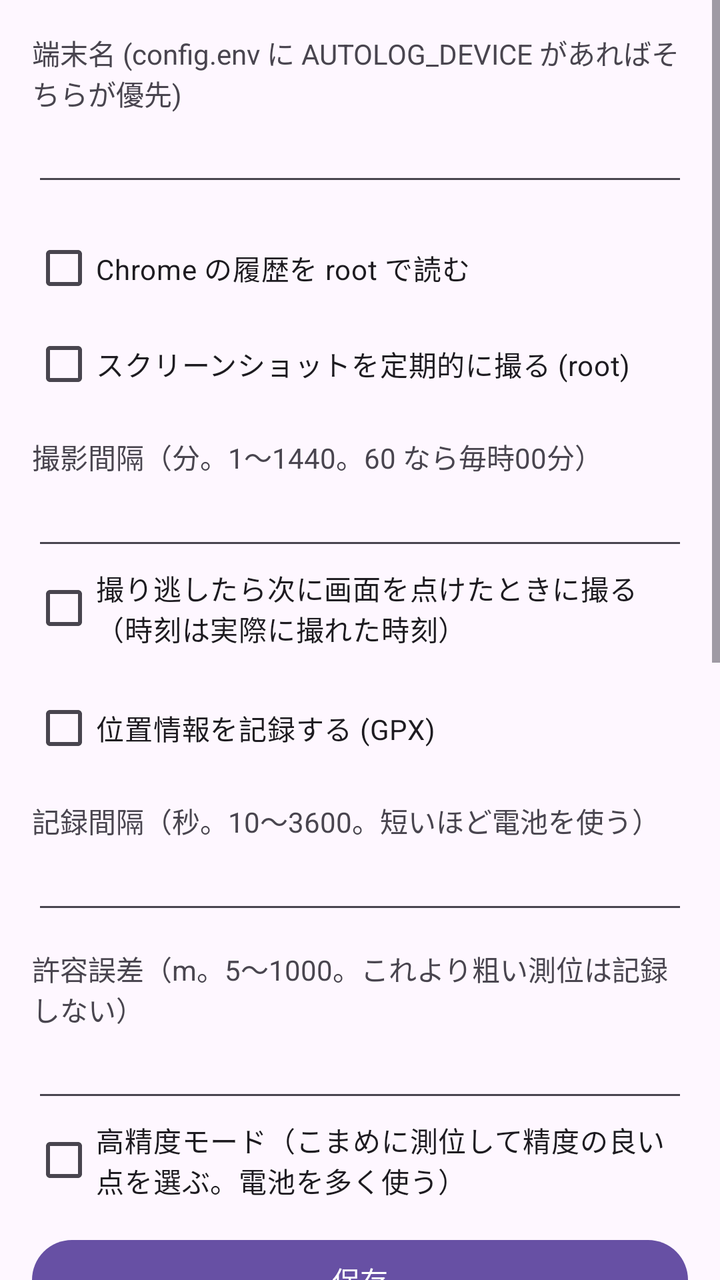
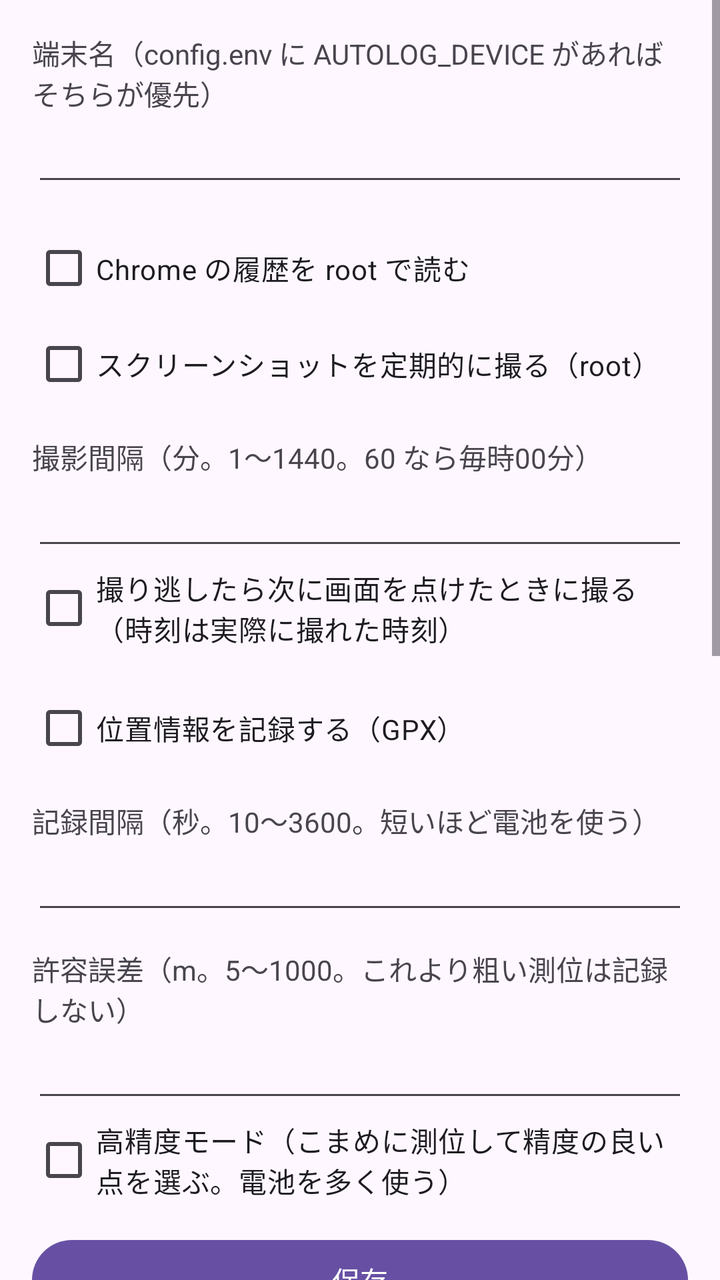

The first picture is an Android layout as it rendered before a commit; the second is the same layout after the commit. The layout source and the unified diff follow.
<!-- AndroidManifest.xml: application theme Theme.Material3.DayNight -->
<!-- res/layout/activity_main.xml -->
<?xml version="1.0" encoding="utf-8"?>
<ScrollView xmlns:android="http://schemas.android.com/apk/res/android"
    android:id="@+id/root_scroll"
    android:layout_width="match_parent"
    android:layout_height="match_parent">

    <LinearLayout
        android:id="@+id/content"
        android:layout_width="match_parent"
        android:layout_height="wrap_content"
        android:orientation="vertical"
        android:padding="16dp">

        <TextView
            android:layout_width="match_parent"
            android:layout_height="wrap_content"
            android:text="@string/label_device" />

        <EditText
            android:id="@+id/device"
            android:layout_width="match_parent"
            android:layout_height="wrap_content"
            android:autofillHints=""
            android:inputType="text" />

        <CheckBox
            android:id="@+id/read_chrome_history"
            android:layout_width="match_parent"
            android:layout_height="wrap_content"
            android:layout_marginTop="12dp"
            android:text="@string/label_read_chrome_history" />

        <CheckBox
            android:id="@+id/capture_screenshots"
            android:layout_width="match_parent"
            android:layout_height="wrap_content"
            android:text="@string/label_capture_screenshots" />

        <TextView
            android:layout_width="match_parent"
            android:layout_height="wrap_content"
            android:layout_marginTop="12dp"
            android:text="@string/label_screenshot_interval" />

        <EditText
            android:id="@+id/screenshot_interval"
            android:layout_width="match_parent"
            android:layout_height="wrap_content"
            android:autofillHints=""
            android:inputType="number" />

        <CheckBox
            android:id="@+id/capture_on_unlock"
            android:layout_width="match_parent"
            android:layout_height="wrap_content"
            android:text="@string/label_capture_on_unlock" />

        <CheckBox
            android:id="@+id/record_location"
            android:layout_width="match_parent"
            android:layout_height="wrap_content"
            android:layout_marginTop="12dp"
            android:text="@string/label_record_location" />

        <TextView
            android:layout_width="match_parent"
            android:layout_height="wrap_content"
            android:layout_marginTop="12dp"
            android:text="@string/label_location_interval" />

        <EditText
            android:id="@+id/location_interval"
            android:layout_width="match_parent"
            android:layout_height="wrap_content"
            android:autofillHints=""
            android:inputType="number" />

        <TextView
            android:layout_width="match_parent"
            android:layout_height="wrap_content"
            android:layout_marginTop="12dp"
            android:text="@string/label_location_accuracy" />

        <EditText
            android:id="@+id/location_accuracy"
            android:layout_width="match_parent"
            android:layout_height="wrap_content"
            android:autofillHints=""
            android:inputType="number" />

        <CheckBox
            android:id="@+id/high_accuracy_mode"
            android:layout_width="match_parent"
            android:layout_height="wrap_content"
            android:text="@string/label_high_accuracy_mode" />

        <Button
            android:id="@+id/save"
            android:layout_width="match_parent"
            android:layout_height="wrap_content"
            android:layout_marginTop="12dp"
            android:text="@string/action_save" />

        <Button
            android:id="@+id/start"
            android:layout_width="match_parent"
            android:layout_height="wrap_content"
            android:text="@string/action_start" />

        <Button
            android:id="@+id/stop"
            android:layout_width="match_parent"
            android:layout_height="wrap_content"
            android:text="@string/action_stop" />

        <Button
            android:id="@+id/export_now"
            android:layout_width="match_parent"
            android:layout_height="wrap_content"
            android:text="@string/action_export_now" />

        <TextView
            android:id="@+id/status"
            android:layout_width="match_parent"
            android:layout_height="wrap_content"
            android:layout_marginTop="16dp"
            android:fontFamily="monospace" />

        <Button
            android:id="@+id/permission_storage"
            android:layout_width="match_parent"
            android:layout_height="wrap_content"
            android:layout_marginTop="16dp"
            android:text="@string/permission_storage" />

        <Button
            android:id="@+id/permission_usage"
            android:layout_width="match_parent"
            android:layout_height="wrap_content"
            android:text="@string/permission_usage" />

        <Button
            android:id="@+id/permission_notification"
            android:layout_width="match_parent"
            android:layout_height="wrap_content"
            android:text="@string/permission_notification" />

        <Button
            android:id="@+id/permission_accessibility"
            android:layout_width="match_parent"
            android:layout_height="wrap_content"
            android:text="@string/permission_accessibility" />

        <Button
            android:id="@+id/permission_location"
            android:layout_width="match_parent"
            android:layout_height="wrap_content"
            android:text="@string/permission_location" />

        <Button
            android:id="@+id/permission_background_location"
            android:layout_width="match_parent"
            android:layout_height="wrap_content"
            android:text="@string/permission_background_location" />

        <Button
            android:id="@+id/permission_battery"
            android:layout_width="match_parent"
            android:layout_height="wrap_content"
            android:text="@string/permission_battery" />
    </LinearLayout>
</ScrollView>
<!-- resources referenced by this layout -->
<resources>
  <string name="action_export_now">今すぐ書き出し</string>
  <string name="action_save">保存</string>
  <string name="action_start">収集を開始</string>
  <string name="action_stop">収集を停止</string>
  <string name="label_capture_on_unlock">撮り逃したら次に画面を点けたときに撮る（時刻は実際に撮れた時刻）</string>
  <string name="label_capture_screenshots">スクリーンショットを定期的に撮る (root)</string>
  <string name="label_device">端末名 (config.env に AUTOLOG_DEVICE があればそちらが優先)</string>
  <string name="label_high_accuracy_mode">高精度モード（こまめに測位して精度の良い点を選ぶ。電池を多く使う）</string>
  <string name="label_location_accuracy">許容誤差（m。5〜1000。これより粗い測位は記録しない）</string>
  <string name="label_location_interval">記録間隔（秒。10〜3600。短いほど電池を使う）</string>
  <string name="label_read_chrome_history">Chrome の履歴を root で読む</string>
  <string name="label_record_location">位置情報を記録する (GPX)</string>
  <string name="label_screenshot_interval">撮影間隔（分。1〜1440。60 なら毎時00分）</string>
  <string name="permission_accessibility">ユーザー補助を許可</string>
  <string name="permission_background_location">位置情報を「常に許可」にする (GPX に必要)</string>
  <string name="permission_battery">バッテリー最適化の対象外にする</string>
  <string name="permission_location">位置情報を許可 (Wi-Fi の SSID に必要)</string>
  <string name="permission_notification">通知へのアクセスを許可</string>
  <string name="permission_storage">全ファイルアクセスを許可 (書き出しに必要)</string>
  <string name="permission_usage">使用状況へのアクセスを許可</string>
</resources>

<!-- the commit's change to res/layout/activity_main.xml (unified diff, before → after) -->
@@ -11,16 +11,18 @@
         android:orientation="vertical"
         android:padding="16dp">
 
+        
         <TextView
             android:layout_width="match_parent"
             android:layout_height="wrap_content"
+            android:labelFor="@+id/device"
             android:text="@string/label_device" />
 
         <EditText
             android:id="@+id/device"
             android:layout_width="match_parent"
             android:layout_height="wrap_content"
-            android:autofillHints=""
+            android:importantForAutofill="no"
             android:inputType="text" />
 
         <CheckBox
@@ -40,13 +42,14 @@
             android:layout_width="match_parent"
             android:layout_height="wrap_content"
             android:layout_marginTop="12dp"
+            android:labelFor="@+id/screenshot_interval"
             android:text="@string/label_screenshot_interval" />
 
         <EditText
             android:id="@+id/screenshot_interval"
             android:layout_width="match_parent"
             android:layout_height="wrap_content"
-            android:autofillHints=""
+            android:importantForAutofill="no"
             android:inputType="number" />
 
         <CheckBox
@@ -66,26 +69,28 @@
             android:layout_width="match_parent"
             android:layout_height="wrap_content"
             android:layout_marginTop="12dp"
+            android:labelFor="@+id/location_interval"
             android:text="@string/label_location_interval" />
 
         <EditText
             android:id="@+id/location_interval"
             android:layout_width="match_parent"
             android:layout_height="wrap_content"
-            android:autofillHints=""
+            android:importantForAutofill="no"
             android:inputType="number" />
 
         <TextView
             android:layout_width="match_parent"
             android:layout_height="wrap_content"
             android:layout_marginTop="12dp"
+            android:labelFor="@+id/location_accuracy"
             android:text="@string/label_location_accuracy" />
 
         <EditText
             android:id="@+id/location_accuracy"
             android:layout_width="match_parent"
             android:layout_height="wrap_content"
-            android:autofillHints=""
+            android:importantForAutofill="no"
             android:inputType="number" />
 
         <CheckBox
<!-- resource entries referenced after the edit -->
@@ -5,20 +5,20 @@
   <string name="action_start">収集を開始</string>
   <string name="action_stop">収集を停止</string>
   <string name="label_capture_on_unlock">撮り逃したら次に画面を点けたときに撮る（時刻は実際に撮れた時刻）</string>
-  <string name="label_capture_screenshots">スクリーンショットを定期的に撮る (root)</string>
-  <string name="label_device">端末名 (config.env に AUTOLOG_DEVICE があればそちらが優先)</string>
+  <string name="label_capture_screenshots">スクリーンショットを定期的に撮る（root）</string>
+  <string name="label_device">端末名（config.env に AUTOLOG_DEVICE があればそちらが優先）</string>
   <string name="label_high_accuracy_mode">高精度モード（こまめに測位して精度の良い点を選ぶ。電池を多く使う）</string>
   <string name="label_location_accuracy">許容誤差（m。5〜1000。これより粗い測位は記録しない）</string>
   <string name="label_location_interval">記録間隔（秒。10〜3600。短いほど電池を使う）</string>
   <string name="label_read_chrome_history">Chrome の履歴を root で読む</string>
-  <string name="label_record_location">位置情報を記録する (GPX)</string>
+  <string name="label_record_location">位置情報を記録する（GPX）</string>
   <string name="label_screenshot_interval">撮影間隔（分。1〜1440。60 なら毎時00分）</string>
   <string name="permission_accessibility">ユーザー補助を許可</string>
-  <string name="permission_background_location">位置情報を「常に許可」にする (GPX に必要)</string>
+  <string name="permission_background_location">位置情報を「常に許可」にする（GPX に必要）</string>
   <string name="permission_battery">バッテリー最適化の対象外にする</string>
-  <string name="permission_location">位置情報を許可 (Wi-Fi の SSID に必要)</string>
+  <string name="permission_location">位置情報・Bluetooth・通知を許可（SSID と機器名に必要）</string>
   <string name="permission_notification">通知へのアクセスを許可</string>
-  <string name="permission_storage">全ファイルアクセスを許可 (書き出しに必要)</string>
+  <string name="permission_storage">全ファイルアクセスを許可（書き出しに必要）</string>
   <string name="permission_usage">使用状況へのアクセスを許可</string>
 </resources>
 
